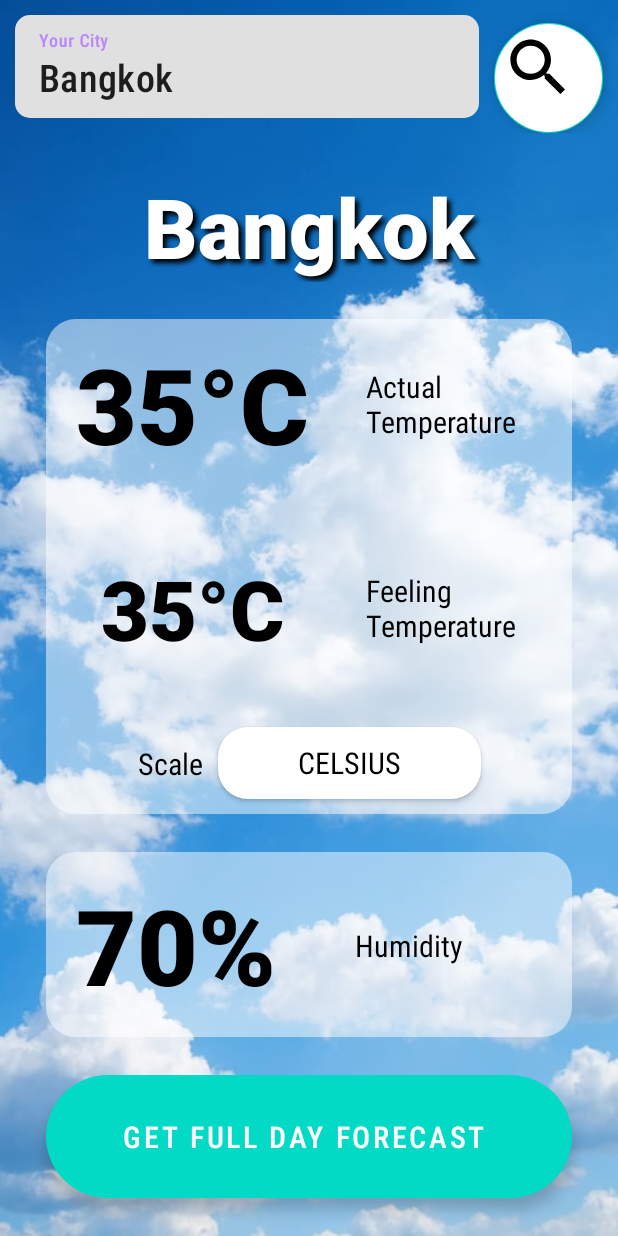
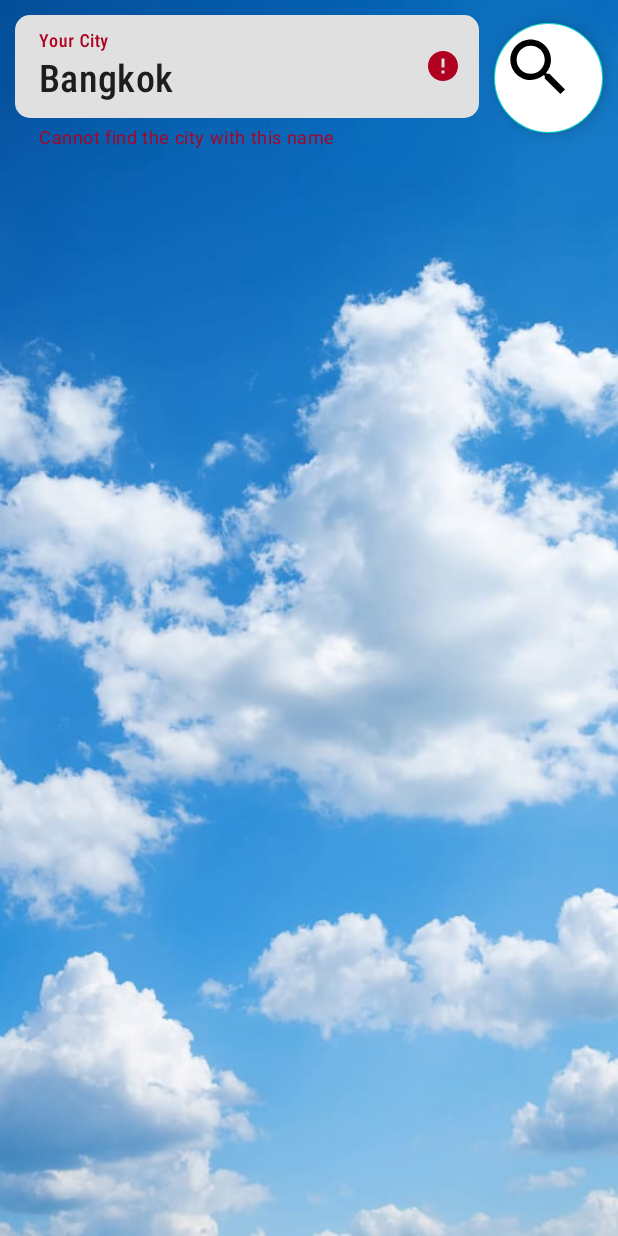
Before and after one commit to satansaga/weather-forecast-test-repository, an Android app built with Jetpack Compose: the WeatherActivity screen opened directly, with no data from a screen before it, after a tap on an icon or button, on a phone screen of 412 x 824 dp. Run offline under Robolectric (Android 15) with nearby library versions, the phone set to English and light mode, and no system bars.

Commit message:
add error handle

```diff
--- a/app/src/main/java/com/example/weather_forecast_test_repository/presentation/weather/WeatherActivity.kt
+++ b/app/src/main/java/com/example/weather_forecast_test_repository/presentation/weather/WeatherActivity.kt
@@ -6,6 +6,7 @@ import android.os.Bundle
 import android.text.TextUtils
 import android.util.DisplayMetrics
 import android.util.TypedValue
+import android.view.View
 import androidx.appcompat.app.AppCompatActivity
 import org.koin.androidx.viewmodel.ext.android.viewModel
 import com.example.weather_forecast_test_repository.databinding.ActivityWeatherNowBinding
@@ -55,9 +56,13 @@ class WeatherActivity: AppCompatActivity() {
             setTemperatureView(viewModel.weatherData.value!!)
         }
         binding.searchBar.buttonSearch.setOnClickListener {
-            viewModel.getWeather(
-                binding.searchBar.layoutSearchEditText.text.toString()
-            )
+            val city = binding.searchBar.layoutSearchEditText.text.toString()
+            if(city.isEmpty()){
+                binding.searchBar.layoutSearch.error = getString(R.string.error_blank_city_name)
+            } else {
+                binding.searchBar.layoutSearch.error = ""
+                viewModel.getWeather(city)
+            }
         }
         binding.buttonFullDayForecast.setOnClickListener{
             val intent = ForecastActivity.getPage(
@@ -69,13 +74,22 @@ class WeatherActivity: AppCompatActivity() {
     }
 
     private fun initViewModel() {
-        viewModel.weatherData.observe(this, Observer {
+        viewModel.weatherData.observe(this) {
             setTemperatureView(it)
             setHumidityView(it.humidity.roundToInt())
-        })
-        viewModel.cityName.observe(this, Observer{
+        }
+        viewModel.cityName.observe(this){
             setCityName(it)
-        })
+        }
+        viewModel.showError.observe(this){
+            binding.searchBar.layoutSearch.error = getString(R.string.error_city_not_exist)
+        }
+        viewModel.unlockLayout.observe(this){
+            binding.textCity.visibility = View.VISIBLE
+            binding.layoutTemperature.visibility = View.VISIBLE
+            binding.layoutHumidity.visibility = View.VISIBLE
+            binding.buttonFullDayForecast.visibility = View.VISIBLE
+        }
     }
 
     private fun setTemperatureView (data: WeatherMainStat) {
--- a/app/src/main/java/com/example/weather_forecast_test_repository/presentation/weather/WeatherViewModel.kt
+++ b/app/src/main/java/com/example/weather_forecast_test_repository/presentation/weather/WeatherViewModel.kt
@@ -15,9 +15,13 @@ class WeatherViewModel(
 ): ViewModel(), CoroutineScope {
     override val coroutineContext = Dispatchers.IO
 
+    var firstLoad = true
+
     val weatherData = MutableLiveData<WeatherMainStat>()
     val cityName = MutableLiveData<String>()
     val time = MutableLiveData<Long>()
+    val showError = MutableLiveData<Unit>()
+    val unlockLayout = MutableLiveData<Unit>()
 
     fun getWeather (city: String) {
         launch {
@@ -29,7 +33,15 @@ class WeatherViewModel(
                         cityName.postValue(it.name)
                         time.postValue(it.dt)
                     }
+                    if(firstLoad){
+                        firstLoad = false
+                        unlockLayout.postValue(Unit)
+                    }
+                } else {
+                    showError.postValue(Unit)
                 }
+            } else {
+                showError.postValue(Unit)
             }
         }
     }
--- a/app/src/main/res/layout/activity_weather_now.xml
+++ b/app/src/main/res/layout/activity_weather_now.xml
@@ -28,7 +28,10 @@
         app:layout_constraintVertical_chainStyle="spread"
         style="@style/TextCity"
         android:gravity="center"
-        android:text="Bangkok" />
+        tools:text="Bangkok"
+        android:visibility="invisible"
+        tools:visibility="visible"
+        />
 
     <androidx.constraintlayout.widget.ConstraintLayout
         android:id="@+id/layout_temperature"
@@ -40,6 +43,8 @@
         app:layout_constraintBottom_toTopOf="@id/layout_humidity"
         app:layout_constraintLeft_toLeftOf="parent"
         app:layout_constraintRight_toRightOf="parent"
+        android:visibility="invisible"
+        tools:visibility="visible"
         >
 
         <ImageView
@@ -58,7 +63,7 @@
             app:layout_constraintTop_toTopOf="parent"
             app:layout_constraintBottom_toTopOf="@id/text_temperature_feeling"
             app:layout_constraintLeft_toLeftOf="parent"
-            android:text="35°C"
+            tools:text="35°C"
             style="@style/TextTemperature"
             app:layout_constraintVertical_chainStyle="spread_inside"
             />
@@ -72,8 +77,8 @@
             app:layout_constraintBottom_toTopOf="@id/button_temp_toggle"
             app:layout_constraintLeft_toLeftOf="@id/text_temperature_actual"
             app:layout_constraintRight_toRightOf="@id/text_temperature_actual"
-            android:text="35°C"
-            style="@style/TextTemperature.Secondary"
+            tools:text="35°C"
+            style="@style/TextTemperature"
             />
 
         <TextView
@@ -143,7 +148,9 @@
         app:layout_constraintLeft_toLeftOf="parent"
         app:layout_constraintRight_toRightOf="parent"
         app:layout_constraintWidth_percent="0.85"
-        app:layout_constraintHeight_percent="0.15">
+        app:layout_constraintHeight_percent="0.15"
+        android:visibility="invisible"
+        tools:visibility="visible">
 
         <ImageView
             android:layout_width="match_parent"
@@ -195,6 +202,8 @@
         android:gravity="center"
         android:text="@string/text_full_day_button"
         style="@style/ButtonSearch.SearchPage"
+        android:visibility="invisible"
+        tools:visibility="visible"
         />
 
 </androidx.constraintlayout.widget.ConstraintLayout>
--- a/app/src/main/res/values/strings.xml
+++ b/app/src/main/res/values/strings.xml
@@ -23,4 +23,5 @@
     <string name="text_header_forecast_result">Forecast Result</string>
     <string name="text_second_header_forecast_result">(Next 24 Hrs)</string>
     <string name="error_blank_city_name">Please fill in your city name</string>
+    <string name="error_city_not_exist">Cannot find the city with this name</string>
 </resources>
```
Also changed, not shown: app/src/main/AndroidManifest.xml (+5 -2 lines), app/src/main/java/com/example/weather_forecast_test_repository/presentation/forecast/ForecastActivity.kt (+10 -0 lines), app/src/main/java/com/example/weather_forecast_test_repository/presentation/forecast/ForecastViewModel.kt (+10 -0 lines), app/src/main/java/com/example/weather_forecast_test_repository/presentation/main/MainActivity.kt (+8 -2 lines), app/src/main/res/layout/activity_forecast.xml (+14 -2 lines).
